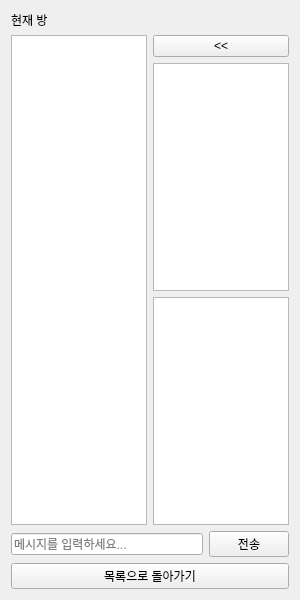
Qt form ui/chatroomui.ui (didwnsgur999/Trpg_Table) before a commit.
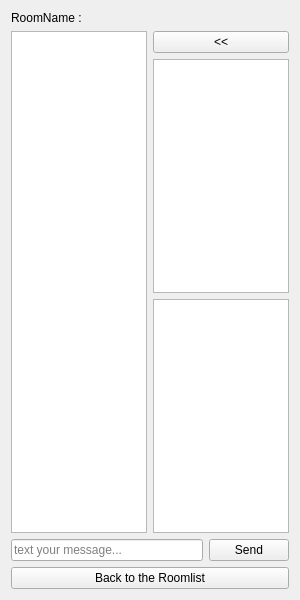
The same form after that commit.

```diff
--- a/ui/chatroomui.ui
+++ b/ui/chatroomui.ui
@@ -19,7 +19,7 @@
      <item>
       <widget class="QLabel" name="currentRoomNameLabel">
        <property name="text">
-        <string>현재 방</string>
+        <string>RoomName : </string>
        </property>
       </widget>
      </item>
@@ -75,14 +75,14 @@
        <item>
         <widget class="QLineEdit" name="messageLineEdit">
          <property name="placeholderText">
-          <string>메시지를 입력하세요...</string>
+          <string>text your message...</string>
          </property>
         </widget>
        </item>
        <item>
         <widget class="QPushButton" name="sendButton">
          <property name="text">
-          <string>전송</string>
+          <string>Send</string>
          </property>
         </widget>
        </item>
@@ -91,7 +91,7 @@
      <item>
       <widget class="QPushButton" name="backToListButton">
        <property name="text">
-        <string>목록으로 돌아가기</string>
+        <string>Back to the Roomlist</string>
        </property>
       </widget>
      </item>
```
